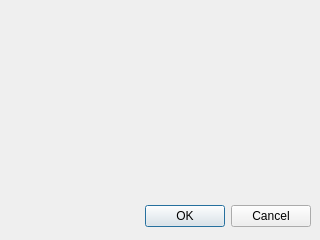
Before: the Qt Designer form add.ui in albixus/to_do_list_university_project, drawn with Qt 5.
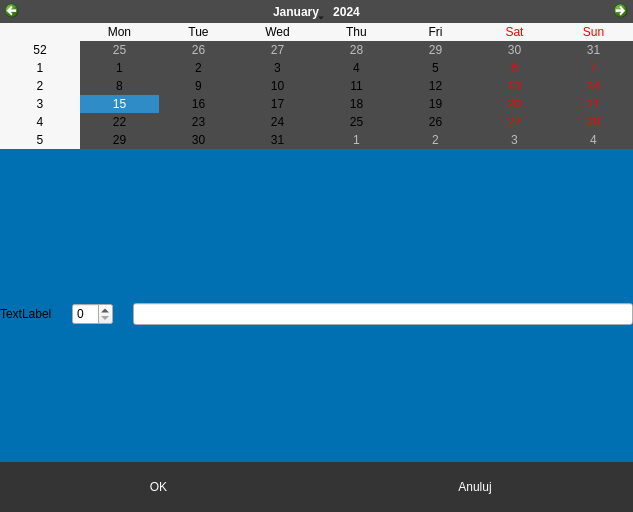
After: the same form once the commit is applied.

The edit to the form file:
```diff
--- a/add.ui
+++ b/add.ui
@@ -5,29 +5,173 @@
    <rect>
     <x>0</x>
     <y>0</y>
-    <width>320</width>
-    <height>240</height>
+    <width>633</width>
+    <height>512</height>
    </rect>
   </property>
+  <property name="sizePolicy">
+   <sizepolicy hsizetype="Fixed" vsizetype="Fixed">
+    <horstretch>0</horstretch>
+    <verstretch>0</verstretch>
+   </sizepolicy>
+  </property>
+  <property name="minimumSize">
+   <size>
+    <width>510</width>
+    <height>290</height>
+   </size>
+  </property>
+  <property name="maximumSize">
+   <size>
+    <width>1000</width>
+    <height>2900</height>
+   </size>
+  </property>
   <property name="windowTitle">
    <string>Dialog</string>
   </property>
-  <widget name="buttonBox" class="QDialogButtonBox">
-   <property name="geometry">
-    <rect>
-     <x>10</x>
-     <y>200</y>
-     <width>301</width>
-     <height>32</height>
-    </rect>
+  <property name="styleSheet">
+   <string notr="true">#Add
+{
+	background-color:rgb(0, 112, 178);
+}
+
+QPushButton
+{
+	background-color:rgb(52, 52, 52);
+	color:white;
+	border:none;
+	font-size:12px;
+}
+
+
+QPushButton:hover
+{
+	background-color:rgb(0, 56, 84);
+}</string>
+  </property>
+  <property name="sizeGripEnabled">
+   <bool>false</bool>
+  </property>
+  <layout class="QVBoxLayout" name="verticalLayout">
+   <property name="leftMargin">
+    <number>0</number>
    </property>
-   <property name="orientation">
-    <enum>Qt::Horizontal</enum>
+   <property name="topMargin">
+    <number>0</number>
    </property>
-   <property name="standardButtons">
-    <set>QDialogButtonBox::Cancel|QDialogButtonBox::Ok</set>
+   <property name="rightMargin">
+    <number>0</number>
    </property>
-  </widget>
+   <property name="bottomMargin">
+    <number>0</number>
+   </property>
+   <item>
+    <layout class="QVBoxLayout" name="verticalLayout_2">
+     <property name="spacing">
+      <number>0</number>
+     </property>
+     <property name="bottomMargin">
+      <number>0</number>
+     </property>
+     <item>
+      <widget class="QCalendarWidget" name="calendarWidget">
+       <property name="styleSheet">
+        <string notr="true">background-color:rgb(75, 75, 75)</string>
+       </property>
+      </widget>
+     </item>
+     <item>
+      <spacer name="verticalSpacer_2">
+       <property name="orientation">
+        <enum>Qt::Vertical</enum>
+       </property>
+       <property name="sizeHint" stdset="0">
+        <size>
+         <width>20</width>
+         <height>40</height>
+        </size>
+       </property>
+      </spacer>
+     </item>
+     <item>
+      <layout class="QHBoxLayout" name="horizontalLayout_5">
+       <property name="spacing">
+        <number>20</number>
+       </property>
+       <property name="topMargin">
+        <number>16</number>
+       </property>
+       <item>
+        <widget class="QLabel" name="label">
+         <property name="text">
+          <string>TextLabel</string>
+         </property>
+        </widget>
+       </item>
+       <item>
+        <widget class="QSpinBox" name="spinBox"/>
+       </item>
+       <item>
+        <widget class="QLineEdit" name="lineEdit"/>
+       </item>
+      </layout>
+     </item>
+     <item>
+      <spacer name="verticalSpacer">
+       <property name="orientation">
+        <enum>Qt::Vertical</enum>
+       </property>
+       <property name="sizeHint" stdset="0">
+        <size>
+         <width>20</width>
+         <height>40</height>
+        </size>
+       </property>
+      </spacer>
+     </item>
+     <item>
+      <layout class="QHBoxLayout" name="horizontalLayout">
+       <property name="spacing">
+        <number>0</number>
+       </property>
+       <property name="topMargin">
+        <number>0</number>
+       </property>
+       <property name="bottomMargin">
+        <number>0</number>
+       </property>
+       <item>
+        <widget class="QPushButton" name="pushButton">
+         <property name="minimumSize">
+          <size>
+           <width>0</width>
+           <height>50</height>
+          </size>
+         </property>
+         <property name="text">
+          <string>OK</string>
+         </property>
+        </widget>
+       </item>
+       <item>
+        <widget class="QPushButton" name="pushButton_2">
+         <property name="minimumSize">
+          <size>
+           <width>0</width>
+           <height>50</height>
+          </size>
+         </property>
+         <property name="text">
+          <string>Anuluj</string>
+         </property>
+        </widget>
+       </item>
+      </layout>
+     </item>
+    </layout>
+   </item>
+  </layout>
  </widget>
  <resources/>
  <connections>
```
Left out of the diff: 43 changed lines with no effect on the pictures.
